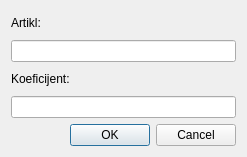
Old version of the form ui/dialogbin.ui in the repository nikolakn/biovita.
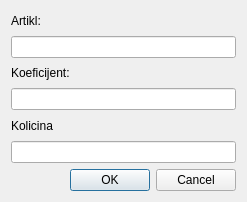
New version of the form.

Diff of the .ui file:
```diff
--- a/ui/dialogbin.ui
+++ b/ui/dialogbin.ui
@@ -7,7 +7,7 @@
     <x>0</x>
     <y>0</y>
     <width>247</width>
-    <height>157</height>
+    <height>202</height>
    </rect>
   </property>
   <property name="windowTitle">
@@ -34,6 +34,16 @@
    <item>
     <widget class="QLineEdit" name="koeficijent"/>
    </item>
+   <item>
+    <widget class="QLabel" name="label_3">
+     <property name="text">
+      <string>Kolicina</string>
+     </property>
+    </widget>
+   </item>
+   <item>
+    <widget class="QLineEdit" name="kolicina"/>
+   </item>
    <item>
     <widget class="QDialogButtonBox" name="buttonBox">
      <property name="orientation">
```
